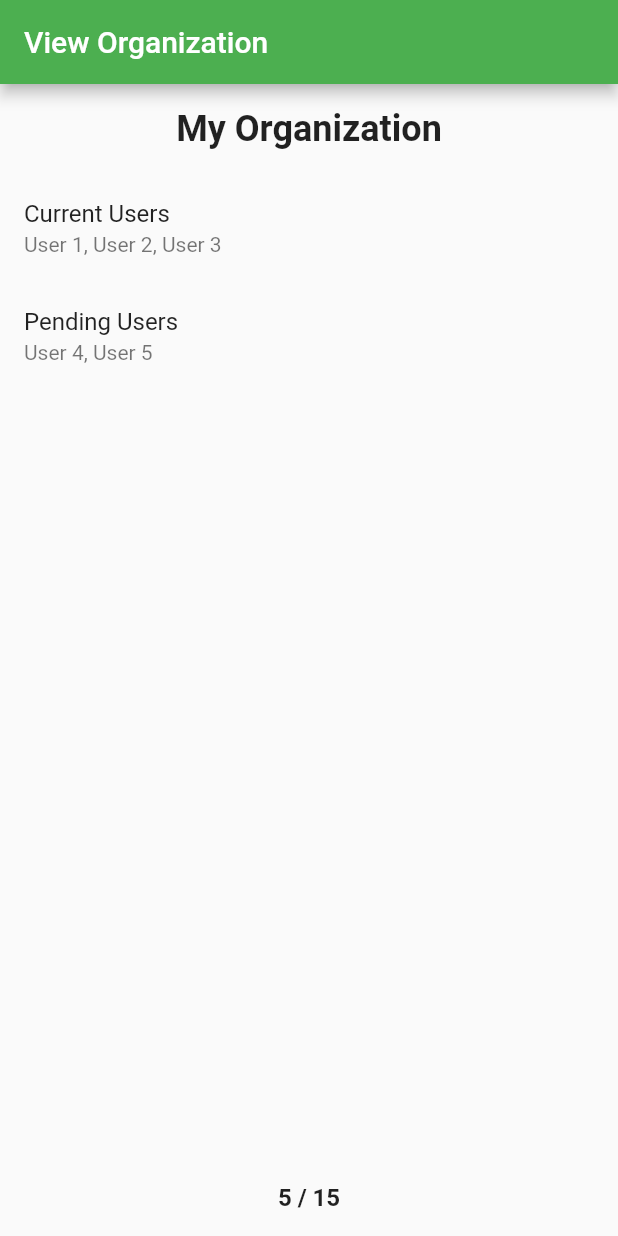
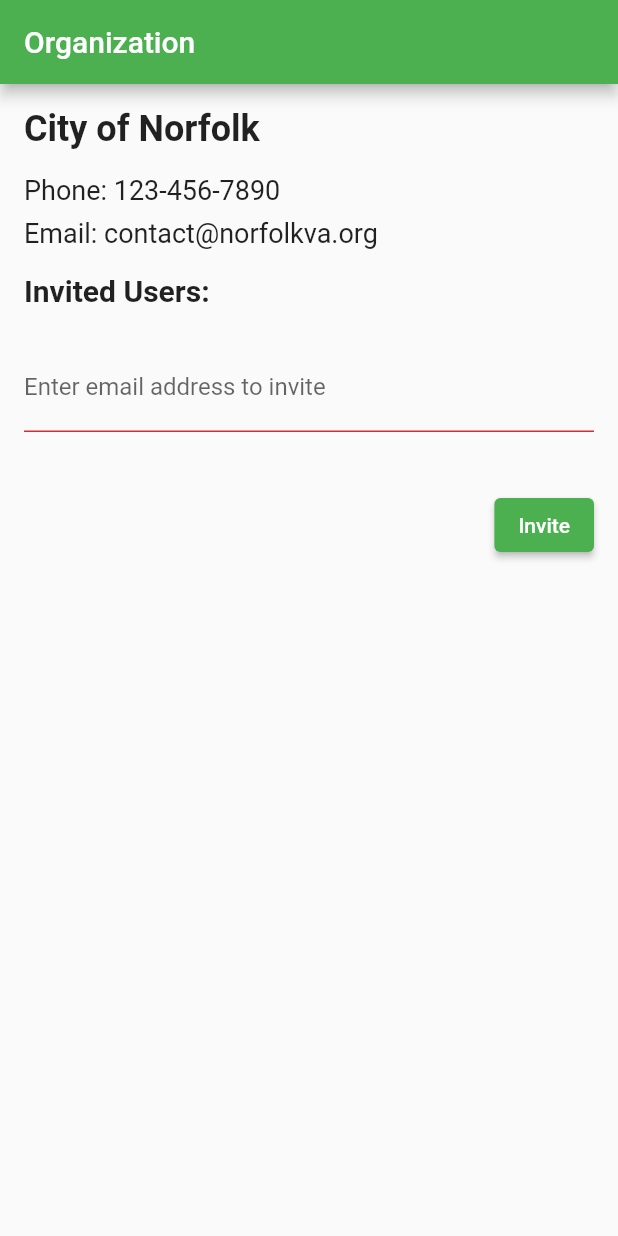
Before and after one commit to ShroudofDark/ClearAvenues-FrontEnd, a Flutter app: the ViewOrganization screen opened by its route, on a phone screen of 412 x 824 dp. Run offline on Flutter 3.47's test engine with Material 2 defaults, Android fonts, the phone set to English and light mode, and no system bars; our stand-ins replace flutter_riverpod, geocoding, go_router, google_maps_flutter, image_picker.

Commit message:
OrganizationScreen

```diff
--- a/lib/screens/view_organization.dart
+++ b/lib/screens/view_organization.dart
@@ -11,56 +11,106 @@ class  ViewOrganization extends StatefulWidget {
 }
 
 class _ViewOrganizationState extends State<ViewOrganization> {
-  String organizationName = "My Organization";
-  List<String> currentUsers = ["User 1", "User 2", "User 3"];
-  List<String> pendingUsers = ["User 4", "User 5"];
+  final String name = "City of Norfolk";
+  final String phone = "123-456-7890";
+  final String email = "contact@norfolkva.org";
+  final List<String> invitedUsers = [];
+  final TextEditingController _emailController = TextEditingController();
+  String _errorMessage = "";
+
+  void _inviteUser() {
+    String email = _emailController.text.trim();
+    if (email.isEmpty) {
+      return;
+    }
+    if (invitedUsers.contains(email)) {
+      setState(() {
+        _errorMessage = "$email is already invited";
+      });
+    } else {
+      setState(() {
+        invitedUsers.add(email);
+        _errorMessage = "";
+      });
+      _emailController.clear();
+    }
+  }
 
   @override
   Widget build(BuildContext context) {
-    // TODO: implement build
     return Scaffold(
       appBar: AppBar(
-          title: const Text('View Organization'),
+        title: const Text("Organization"),
       ),
-      body: Column(
+      body: Padding(
+        padding: const EdgeInsets.all(16.0),
+        child: Column(
+          crossAxisAlignment: CrossAxisAlignment.start,
           children: [
-          Container(
-          padding: const EdgeInsets.all(16.0),
-              child: Text(
-              organizationName,
+            Text(
+              name,
               style: const TextStyle(
+                fontWeight: FontWeight.bold,
                 fontSize: 24.0,
-              fontWeight: FontWeight.bold,
               ),
             ),
+            const SizedBox(height: 16.0),
+            Text(
+              "Phone: $phone",
+              style: const TextStyle(fontSize: 18.0),
             ),
-           Expanded(
-              child: ListView(
+            const SizedBox(height: 8.0),
+            Text(
+              "Email: $email",
+              style: const TextStyle(fontSize: 18.0),
+            ),
+            const SizedBox(height: 16.0),
+            const Text(
+              "Invited Users:",
+              style: TextStyle(
+                fontWeight: FontWeight.bold,
+                fontSize: 20.0,
+              ),
+            ),
+            const SizedBox(height: 8.0),
+            Column(
+              children: invitedUsers
+                  .map(
+                    (user) => ListTile(
+                  title: Text(user),
+                  trailing: IconButton(
+                    icon: const Icon(Icons.delete),
+                    onPressed: () {
+                      setState(() {
+                        invitedUsers.remove(user);
+                      });
+                    },
+                  ),
+                ),
+              )
+                  .toList(),
+            ),
+            const SizedBox(height: 16.0),
+            TextField(
+              controller: _emailController,
+              decoration: InputDecoration(
+                labelText: "Enter email address to invite",
+                errorText: _errorMessage,
+              ),
+            ),
+            const SizedBox(height: 16.0),
+            Row(
+              mainAxisAlignment: MainAxisAlignment.end,
               children: [
-                  ListTile(
-                      title: const Text("Current Users"),
-                      subtitle: Text(currentUsers.join(", ")),
+                ElevatedButton(
+                  onPressed: _inviteUser,
+                  child: const Text("Invite"),
                 ),
-                  ListTile(
-                      title: const Text("Pending Users"),
-                      subtitle: Text(pendingUsers.join(", ")),
+              ],
             ),
           ],
         ),
       ),
-            Container(
-                padding: const EdgeInsets.all(16.0),
-                child: Text(
-                "${currentUsers.length + pendingUsers.length} / ${currentUsers.length + pendingUsers.length + 10}",
-                style: const TextStyle(
-                fontSize: 16.0,
-                fontWeight: FontWeight.bold,
-            ),
-            ),
-            ),
-      ]
-
-      )
     );
   }
 }
```
Also changed, not shown: pubspec.lock, 6 other files. Lines whose indentation alone changed are shown as unchanged.
